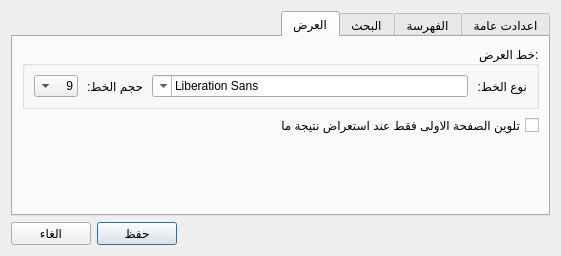
Above: src/settingsdialog.ui from boussouira/albahhet before the change. Below: the same form after it.
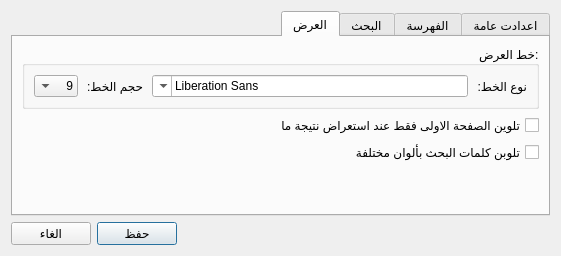
That is the form after the change. The open tabs and pages were chosen to show the change.

```diff
--- a/src/settingsdialog.ui
+++ b/src/settingsdialog.ui
@@ -458,6 +458,13 @@
          </property>
         </widget>
        </item>
+       <item>
+        <widget class="QCheckBox" name="checkHighlightWithColor">
+         <property name="text">
+          <string>تلوبن كلمات البحث بألوان مختلفة</string>
+         </property>
+        </widget>
+       </item>
        <item>
         <spacer name="verticalSpacer_3">
          <property name="orientation">
```
Left out of the diff: 2 changed lines with no effect on the pictures.
